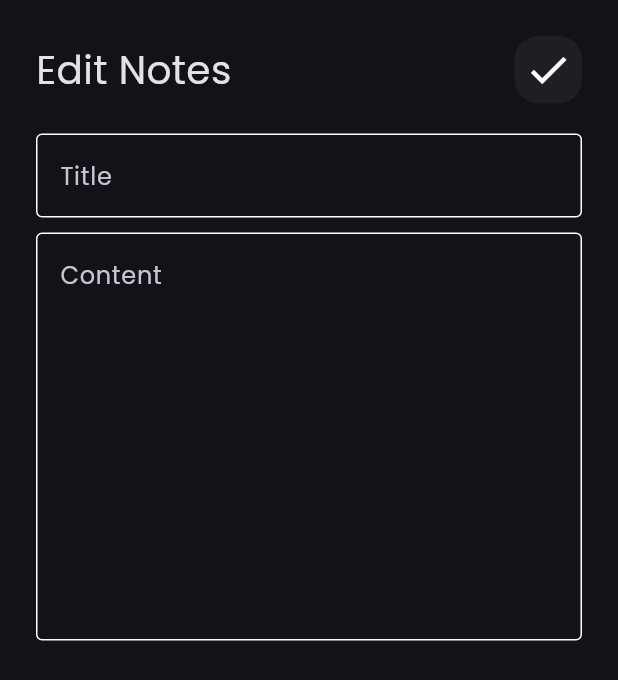
After one commit to AhmedElSayed10920/noteappflutter, a Flutter app: the screen it shows after launch, after a tap on "Flutter Tips", on a phone screen of 412 x 824 dp. The commit adds this screen. Shown: the top 680 px of the screen. Run offline on Flutter 3.47's test engine with Material 3 defaults, Android fonts, the phone set to English and light mode, and no system bars; our stand-ins replace font_awesome_flutter.

Commit message:
created edit note page

```diff
--- a/lib/main.dart
+++ b/lib/main.dart
@@ -1,5 +1,6 @@
 import 'package:flutter/material.dart';
 import 'package:noteapp/views/pages/add_note.dart';
+import 'package:noteapp/views/pages/edit_note.dart';
 import 'package:noteapp/views/pages/home_page.dart';
 
 void main() {
@@ -20,6 +21,7 @@ class NoteApp extends StatelessWidget {
       routes: {
         HomePage.id: (context) => const HomePage(),
         AddNote.id: (context) => const AddNote(),
+        EditNote.id : (context) => const EditNote(),
       },
       initialRoute:HomePage.id,
     );
--- a/lib/views/pages/add_note.dart
+++ b/lib/views/pages/add_note.dart
@@ -4,7 +4,7 @@ import 'package:noteapp/views/widgets/custom_text_field.dart';
 
 class AddNote extends StatelessWidget {
   const AddNote({super.key});
-  static String id = 'addNoteId';
+  static String id = 'AddNoteId';
 
   @override
   Widget build(BuildContext context) {
--- /dev/null
+++ b/lib/views/pages/edit_note.dart
@@ -0,0 +1,14 @@
+import 'package:flutter/material.dart';
+import 'package:noteapp/views/widgets/edit_note_body.dart';
+
+class EditNote extends StatelessWidget {
+  const EditNote({super.key});
+  static String id = 'EditNoteId';
+
+  @override
+  Widget build(BuildContext context) {
+    return const Scaffold(
+      body: EditNoteBody(),
+    );
+  }
+}
--- a/lib/views/pages/home_page.dart
+++ b/lib/views/pages/home_page.dart
@@ -5,7 +5,7 @@ import 'package:noteapp/views/widgets/notes_view_body.dart';
 
 class HomePage extends StatelessWidget {
   const HomePage({super.key});
-  static String id = 'homePageId';
+  static String id = 'HomePageId';
 
   @override
   Widget build(BuildContext context) {
--- a/lib/views/widgets/custom_app_bar.dart
+++ b/lib/views/widgets/custom_app_bar.dart
@@ -2,20 +2,24 @@ import 'package:flutter/material.dart';
 import 'package:noteapp/views/widgets/custom_search_icon.dart';
 
 class CustomAppBar extends StatelessWidget {
-  const CustomAppBar({super.key});
+  const CustomAppBar({super.key, required this.title, required this.icon});
+  final String title;
+  final IconData icon;
 
   @override
   Widget build(BuildContext context) {
-    return const Row(
+    return Row(
       children: [
         Text(
-          'Notes',
-          style: TextStyle(
+          title,
+          style: const TextStyle(
             fontSize: 26,
           ),
         ),
-        Spacer(),
-        CustomSearchIcon()
+        const Spacer(),
+        CustomSearchIcon(
+          icon: icon,
+        )
       ],
     );
   }
--- a/lib/views/widgets/custom_note_item.dart
+++ b/lib/views/widgets/custom_note_item.dart
@@ -1,12 +1,17 @@
 import 'package:flutter/material.dart';
 import 'package:font_awesome_flutter/font_awesome_flutter.dart';
+import 'package:noteapp/views/pages/edit_note.dart';
 
 class NoteItem extends StatelessWidget {
   const NoteItem({super.key});
 
   @override
   Widget build(BuildContext context) {
-    return Container(
+    return GestureDetector(
+      onTap: () {
+        Navigator.of(context).pushNamed(EditNote.id);
+      },
+      child: Container(
         padding: const EdgeInsets.only(top: 24, bottom: 24, left: 16),
         decoration: BoxDecoration(
             color: const Color(0xffFFCC80),
@@ -46,12 +51,13 @@ class NoteItem extends StatelessWidget {
               padding: const EdgeInsets.only(right: 24),
               child: Text(
                 "May 21,2022",
-              style:
-                  TextStyle(color: Colors.black.withOpacity(.5), fontSize: 14),
+                style: TextStyle(
+                    color: Colors.black.withOpacity(.5), fontSize: 14),
               ),
             )
           ],
         ),
+      ),
     );
   }
 }
--- a/lib/views/widgets/custom_search_icon.dart
+++ b/lib/views/widgets/custom_search_icon.dart
@@ -1,12 +1,13 @@
 import 'package:flutter/material.dart';
 
 class CustomSearchIcon extends StatelessWidget {
-  const CustomSearchIcon({super.key});
+  const CustomSearchIcon({super.key, required this.icon});
+  final IconData icon;
 
   @override
   Widget build(BuildContext context) {
     return GestureDetector(
-                    onTap: (){},
+      onTap: () {},
       child: Container(
         width: 45,
         height: 45,
@@ -14,8 +15,8 @@ class CustomSearchIcon extends StatelessWidget {
           color: Colors.white.withOpacity(.05),
           borderRadius: BorderRadius.circular(16),
         ),
-                      child: const Icon(
-                        Icons.search,
+        child: Icon(
+          icon,
           size: 32,
         ),
       ),
--- /dev/null
+++ b/lib/views/widgets/edit_note_body.dart
@@ -0,0 +1,31 @@
+import 'package:flutter/material.dart';
+import 'package:noteapp/views/widgets/custom_app_bar.dart';
+import 'package:noteapp/views/widgets/custom_text_field.dart';
+
+class EditNoteBody extends StatelessWidget {
+  const EditNoteBody({super.key});
+
+  @override
+  Widget build(BuildContext context) {
+    return const SafeArea(
+      child: Padding(
+        padding: EdgeInsets.all(24),
+        child: Column(
+          children: [
+            CustomAppBar(
+              title: 'Edit Notes',
+              icon: Icons.check,
+            ),
+            SizedBox(height: 20,),
+            CustomTextField(hintText: 'Title'),
+            SizedBox(height: 10,),
+            CustomTextField(
+              hintText: 'Content',
+              maxLines: 10,
+            )
+          ],
+        ),
+      ),
+    );
+  }
+}
--- a/lib/views/widgets/notes_view_body.dart
+++ b/lib/views/widgets/notes_view_body.dart
@@ -9,7 +9,10 @@ class NotesViewBody extends StatelessWidget {
   Widget build(BuildContext context) {
     return const Column(
       children: [
-        CustomAppBar(),
+        CustomAppBar(
+          title: 'Notes',
+          icon: Icons.search,
+        ),
         SizedBox(
           height: 10,
         ),
```
Lines whose indentation alone changed are shown as unchanged.
